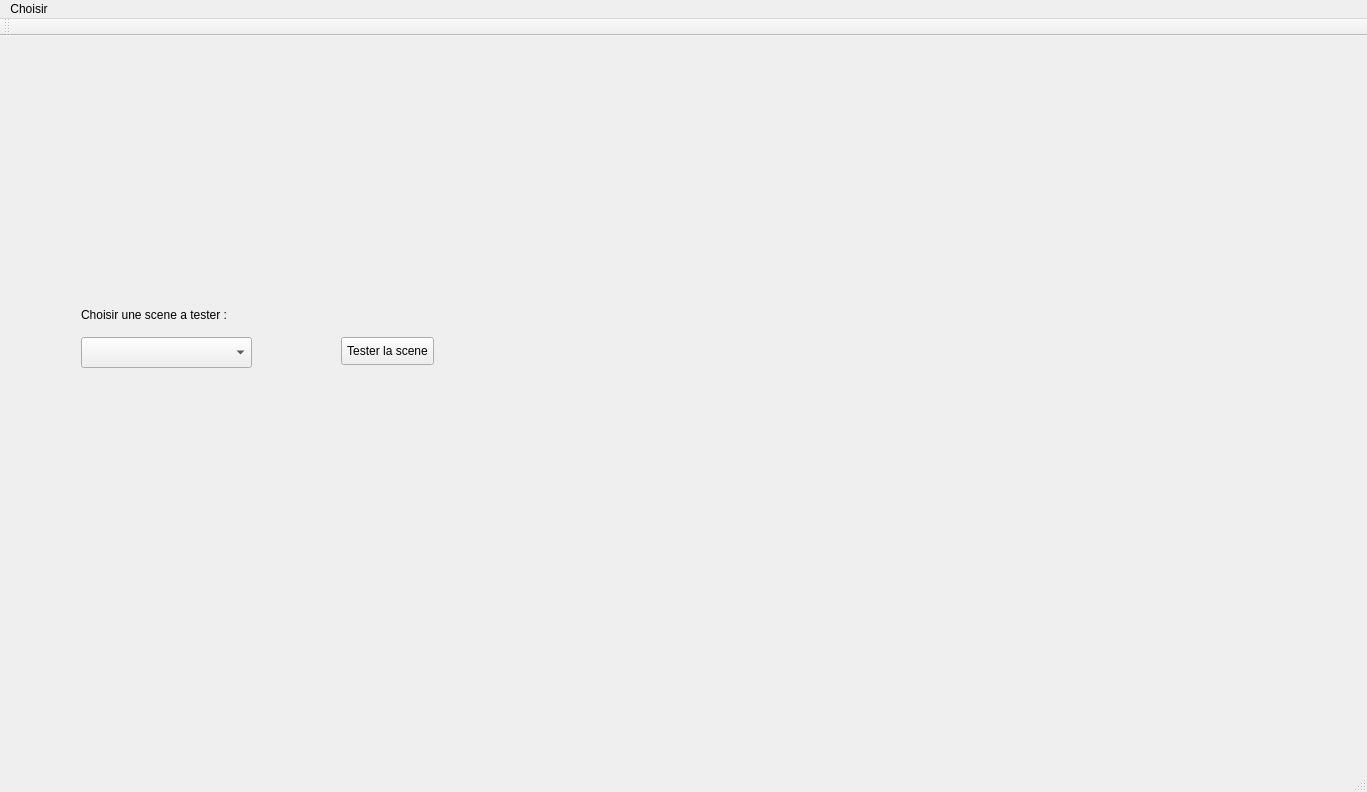
Before: the Qt Designer form modulesTestDMXProject/modulesTestDMXProject.ui in fbotel17/modulesTestDMXProject, drawn with Qt 5.
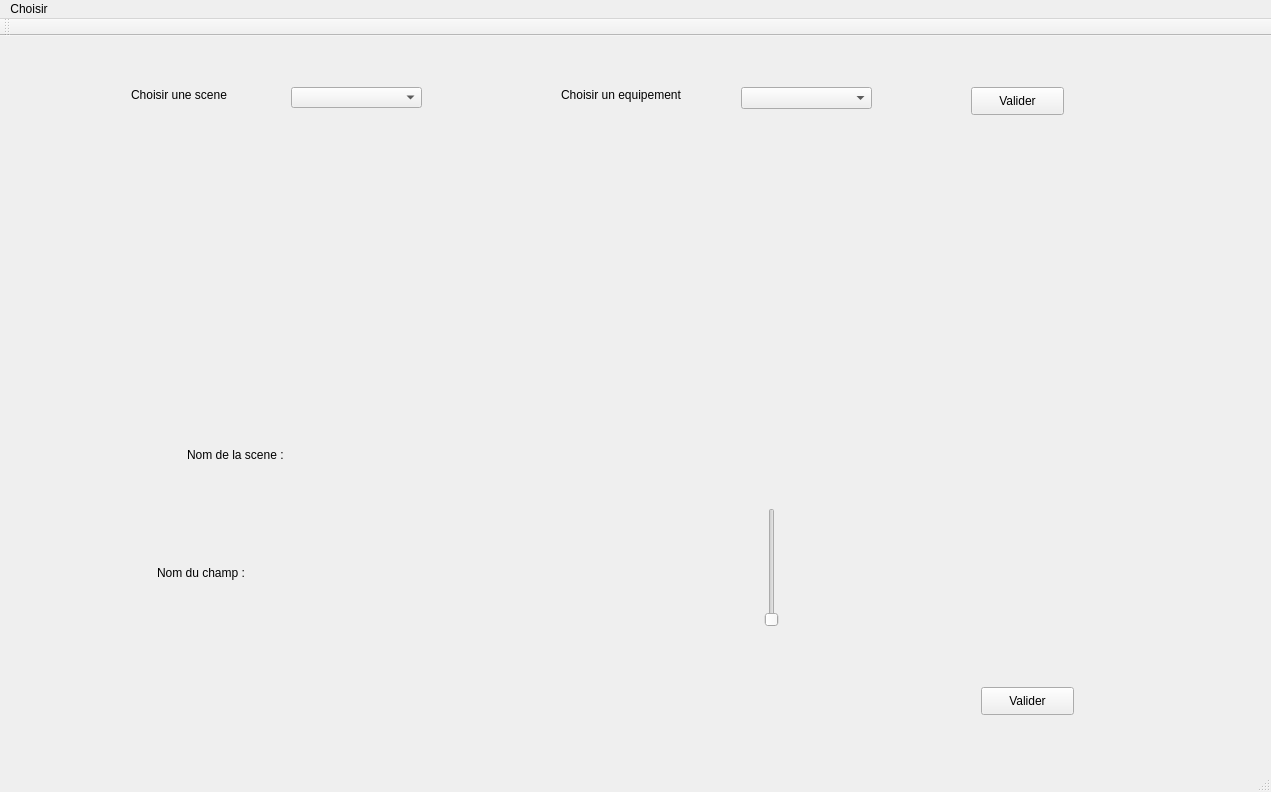
After: the same form once the commit is applied.

The edit to the form file:
```diff
--- a/modulesTestDMXProject/modulesTestDMXProject.ui
+++ b/modulesTestDMXProject/modulesTestDMXProject.ui
@@ -6,7 +6,7 @@
    <rect>
     <x>0</x>
     <y>0</y>
-    <width>1367</width>
+    <width>1271</width>
     <height>792</height>
    </rect>
   </property>
@@ -18,7 +18,7 @@
     <item>
      <widget class="QStackedWidget" name="stackedWidget">
       <property name="currentIndex">
-       <number>6</number>
+       <number>8</number>
       </property>
       <widget class="QWidget" name="page_3">
        <widget class="QWidget" name="formLayoutWidget">
@@ -390,6 +390,207 @@
         </property>
        </widget>
       </widget>
+      <widget class="QWidget" name="page_8">
+       <widget class="QLabel" name="label_8">
+        <property name="geometry">
+         <rect>
+          <x>500</x>
+          <y>10</y>
+          <width>241</width>
+          <height>181</height>
+         </rect>
+        </property>
+        <property name="font">
+         <font>
+          <pointsize>28</pointsize>
+          <weight>75</weight>
+          <bold>true</bold>
+         </font>
+        </property>
+        <property name="text">
+         <string>DMX Project</string>
+        </property>
+       </widget>
+       <widget class="QLabel" name="label_9">
+        <property name="geometry">
+         <rect>
+          <x>10</x>
+          <y>670</y>
+          <width>421</width>
+          <height>31</height>
+         </rect>
+        </property>
+        <property name="font">
+         <font>
+          <pointsize>10</pointsize>
+         </font>
+        </property>
+        <property name="text">
+         <string>creer par: LOPES Damien ; BOTEL Faustin ; LEDUC Jean ; LEFEVRE Tom</string>
+        </property>
+       </widget>
+       <widget class="QLabel" name="label_10">
+        <property name="geometry">
+         <rect>
+          <x>430</x>
+          <y>270</y>
+          <width>271</width>
+          <height>171</height>
+         </rect>
+        </property>
+        <property name="text">
+         <string>TextLabel</string>
+        </property>
+       </widget>
+      </widget>
+      <widget class="QWidget" name="page_9">
+       <widget class="QLabel" name="champLabel">
+        <property name="geometry">
+         <rect>
+          <x>146</x>
+          <y>500</y>
+          <width>101</width>
+          <height>51</height>
+         </rect>
+        </property>
+        <property name="text">
+         <string>Nom du champ :</string>
+        </property>
+       </widget>
+       <widget class="QLabel" name="nomSceneLabel">
+        <property name="geometry">
+         <rect>
+          <x>176</x>
+          <y>400</y>
+          <width>111</width>
+          <height>16</height>
+         </rect>
+        </property>
+        <property name="text">
+         <string>Nom de la scene :</string>
+        </property>
+       </widget>
+       <widget class="QLabel" name="nomSceneAfficheLabel">
+        <property name="geometry">
+         <rect>
+          <x>290</x>
+          <y>400</y>
+          <width>151</width>
+          <height>20</height>
+         </rect>
+        </property>
+        <property name="text">
+         <string/>
+        </property>
+       </widget>
+       <widget class="QLabel" name="valeurAfficheLabel">
+        <property name="geometry">
+         <rect>
+          <x>256</x>
+          <y>520</y>
+          <width>121</width>
+          <height>16</height>
+         </rect>
+        </property>
+        <property name="text">
+         <string/>
+        </property>
+       </widget>
+       <widget class="QPushButton" name="validateCanalButton">
+        <property name="geometry">
+         <rect>
+          <x>970</x>
+          <y>640</y>
+          <width>93</width>
+          <height>28</height>
+         </rect>
+        </property>
+        <property name="text">
+         <string>Valider</string>
+        </property>
+       </widget>
+       <widget class="QLabel" name="sceneLabel">
+        <property name="geometry">
+         <rect>
+          <x>120</x>
+          <y>40</y>
+          <width>111</width>
+          <height>16</height>
+         </rect>
+        </property>
+        <property name="text">
+         <string>Choisir une scene</string>
+        </property>
+       </widget>
+       <widget class="QComboBox" name="SceneComboBox">
+        <property name="geometry">
+         <rect>
+          <x>280</x>
+          <y>40</y>
+          <width>131</width>
+          <height>21</height>
+         </rect>
+        </property>
+       </widget>
+       <widget class="QLabel" name="equipLabel">
+        <property name="geometry">
+         <rect>
+          <x>550</x>
+          <y>40</y>
+          <width>141</width>
+          <height>16</height>
+         </rect>
+        </property>
+        <property name="text">
+         <string>Choisir un equipement</string>
+        </property>
+       </widget>
+       <widget class="QComboBox" name="EquipComboBox">
+        <property name="geometry">
+         <rect>
+          <x>730</x>
+          <y>40</y>
+          <width>131</width>
+          <height>22</height>
+         </rect>
+        </property>
+       </widget>
+       <widget class="QPushButton" name="ValidSceneEquipButton">
+        <property name="geometry">
+         <rect>
+          <x>960</x>
+          <y>40</y>
+          <width>93</width>
+          <height>28</height>
+         </rect>
+        </property>
+        <property name="text">
+         <string>Valider</string>
+        </property>
+       </widget>
+       <widget class="QWidget" name="horizontalLayoutWidget_3">
+        <property name="geometry">
+         <rect>
+          <x>410</x>
+          <y>450</y>
+          <width>701</width>
+          <height>141</height>
+         </rect>
+        </property>
+        <layout class="QHBoxLayout" name="horizontalLayoutSlideBar">
+         <item>
+          <widget class="QSlider" name="verticalSlider">
+           <property name="maximum">
+            <number>255</number>
+           </property>
+           <property name="orientation">
+            <enum>Qt::Vertical</enum>
+           </property>
+          </widget>
+         </item>
+        </layout>
+       </widget>
+      </widget>
      </widget>
     </item>
    </layout>
@@ -399,7 +600,7 @@
     <rect>
      <x>0</x>
      <y>0</y>
-     <width>1367</width>
+     <width>1271</width>
      <height>26</height>
     </rect>
    </property>
```
Left out of the diff: 9 changed lines with no effect on the pictures.
